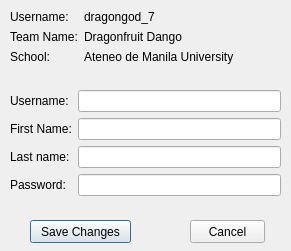
Old version of the form src/registration_app/user_edit.ui in the repository trigger-happy/Cerberus.
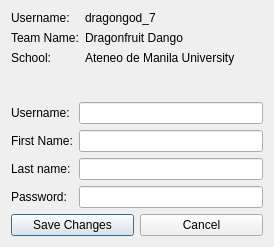
New version of the form.

Commit message: Did a few layout fixes.

Diff of the .ui file:
```diff
--- a/src/registration_app/user_edit.ui
+++ b/src/registration_app/user_edit.ui
@@ -6,77 +6,15 @@
    <rect>
     <x>0</x>
     <y>0</y>
-    <width>291</width>
-    <height>251</height>
+    <width>274</width>
+    <height>247</height>
    </rect>
   </property>
   <property name="windowTitle">
    <string>Dialog</string>
   </property>
-  <widget class="QWidget" name="formLayoutWidget_2">
-   <property name="geometry">
-    <rect>
-     <x>10</x>
-     <y>90</y>
-     <width>271</width>
-     <height>121</height>
-    </rect>
-   </property>
-   <layout class="QFormLayout" name="formLayout_2">
-    <property name="fieldGrowthPolicy">
-     <enum>QFormLayout::AllNonFixedFieldsGrow</enum>
-    </property>
-    <item row="3" column="0">
-     <widget class="QLabel" name="label_4">
-      <property name="text">
-       <string>First Name:</string>
-      </property>
-     </widget>
-    </item>
-    <item row="3" column="1">
-     <widget class="QLineEdit" name="firstname_txt"/>
-    </item>
-    <item row="4" column="0">
-     <widget class="QLabel" name="label_5">
-      <property name="text">
-       <string>Last name:</string>
-      </property>
-     </widget>
-    </item>
-    <item row="4" column="1">
-     <widget class="QLineEdit" name="lastname_txt"/>
-    </item>
-    <item row="5" column="0">
-     <widget class="QLabel" name="label_7">
-      <property name="text">
-       <string>Password:</string>
-      </property>
-     </widget>
-    </item>
-    <item row="5" column="1">
-     <widget class="QLineEdit" name="password_txt"/>
-    </item>
-    <item row="2" column="0">
-     <widget class="QLabel" name="label">
-      <property name="text">
-       <string>Username:</string>
-      </property>
-     </widget>
-    </item>
-    <item row="2" column="1">
-     <widget class="QLineEdit" name="username_txt"/>
-    </item>
-   </layout>
-  </widget>
-  <widget class="QWidget" name="formLayoutWidget">
-   <property name="geometry">
-    <rect>
-     <x>10</x>
-     <y>10</y>
-     <width>271</width>
-     <height>62</height>
-    </rect>
-   </property>
+  <layout class="QVBoxLayout" name="verticalLayout">
+   <item>
    <layout class="QFormLayout" name="formLayout">
     <property name="fieldGrowthPolicy">
      <enum>QFormLayout::AllNonFixedFieldsGrow</enum>
@@ -124,33 +62,70 @@
      </widget>
     </item>
    </layout>
-  </widget>
+   </item>
+   <item>
+    <layout class="QFormLayout" name="formLayout_2">
+     <item row="0" column="0">
+      <widget class="QLabel" name="label">
+       <property name="text">
+        <string>Username:</string>
+       </property>
+      </widget>
+     </item>
+     <item row="0" column="1">
+      <widget class="QLineEdit" name="username_txt"/>
+     </item>
+     <item row="1" column="0">
+      <widget class="QLabel" name="label_4">
+       <property name="text">
+        <string>First Name:</string>
+       </property>
+      </widget>
+     </item>
+     <item row="1" column="1">
+      <widget class="QLineEdit" name="firstname_txt"/>
+     </item>
+     <item row="2" column="0">
+      <widget class="QLabel" name="label_5">
+       <property name="text">
+        <string>Last name:</string>
+       </property>
+      </widget>
+     </item>
+     <item row="2" column="1">
+      <widget class="QLineEdit" name="lastname_txt"/>
+     </item>
+     <item row="3" column="0">
+      <widget class="QLabel" name="label_7">
+       <property name="text">
+        <string>Password:</string>
+       </property>
+      </widget>
+     </item>
+     <item row="3" column="1">
+      <widget class="QLineEdit" name="password_txt"/>
+     </item>
+    </layout>
+   </item>
+   <item>
+    <layout class="QHBoxLayout" name="horizontalLayout">
+     <item>
   <widget class="QPushButton" name="save_userchange_btn">
-   <property name="geometry">
-    <rect>
-     <x>30</x>
-     <y>220</y>
-     <width>101</width>
-     <height>23</height>
-    </rect>
-   </property>
    <property name="text">
     <string>Save Changes</string>
    </property>
   </widget>
+     </item>
+     <item>
   <widget class="QPushButton" name="backtouser_btn">
-   <property name="geometry">
-    <rect>
-     <x>190</x>
-     <y>220</y>
-     <width>75</width>
-     <height>23</height>
-    </rect>
-   </property>
    <property name="text">
     <string>Cancel</string>
    </property>
   </widget>
+     </item>
+    </layout>
+   </item>
+  </layout>
  </widget>
  <resources/>
  <connections/>
```
Lines whose indentation alone changed are shown as unchanged. The commit also changes 3 other files.
